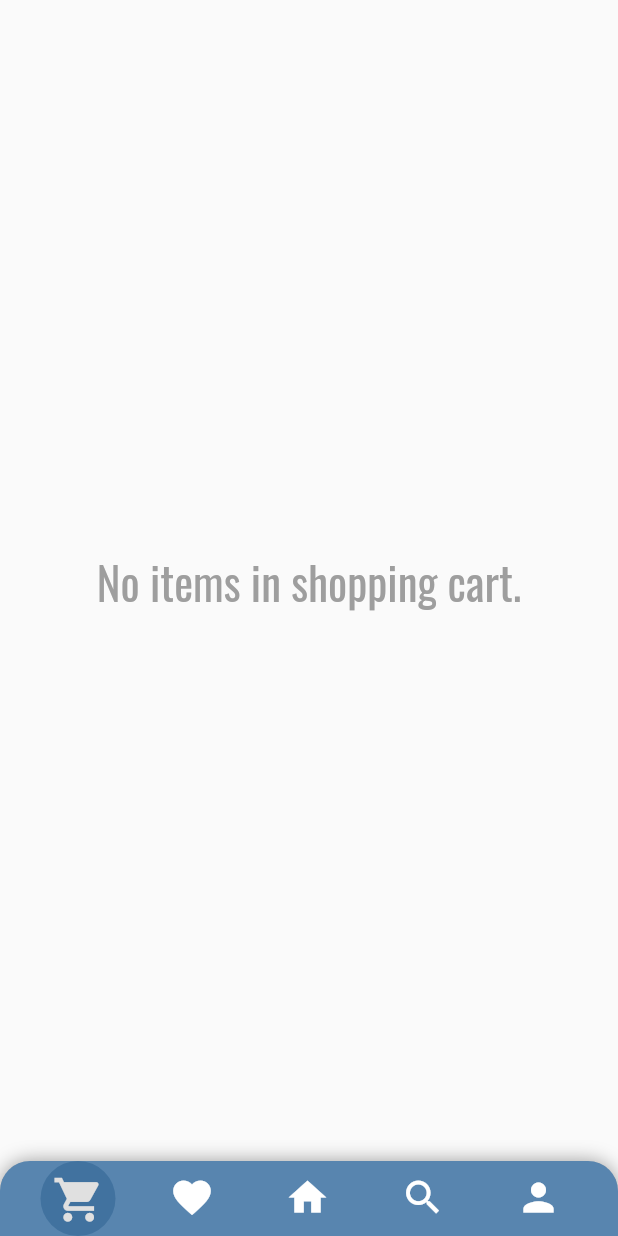
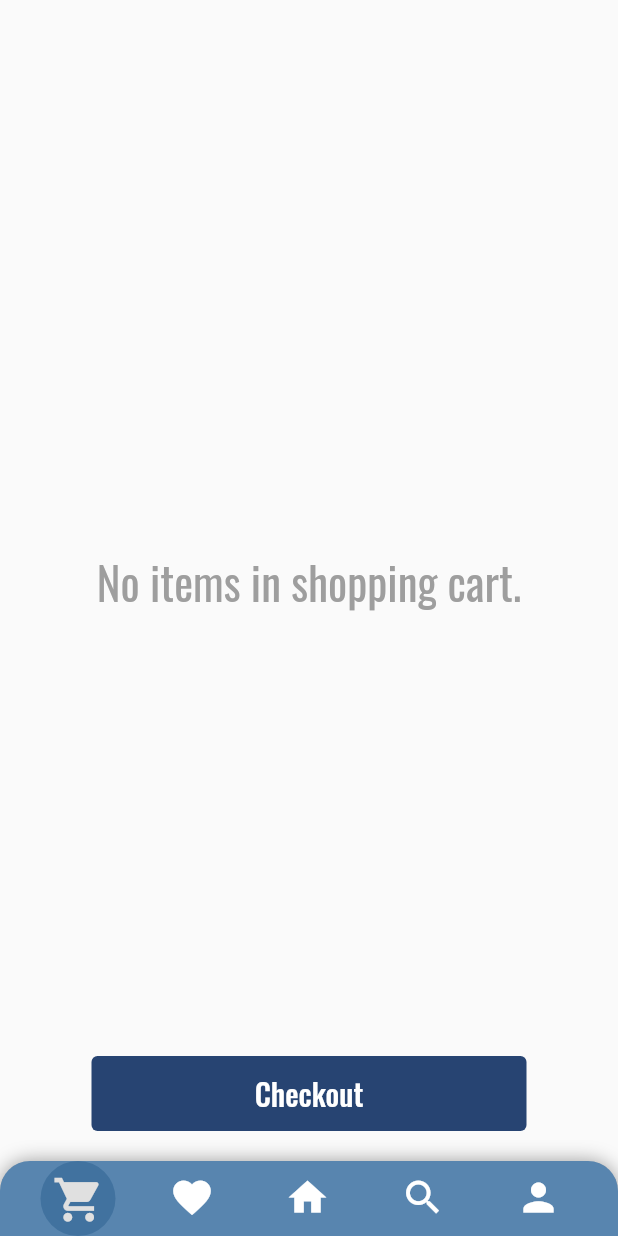
Before and after one commit to Isac-Pederson/fabrics, a Flutter app: the CheckoutScreen screen opened by its route, on a phone screen of 412 x 824 dp. Run offline on Flutter 3.47's test engine with Material 2 defaults, Android fonts, the phone set to English and light mode, and no system bars; our stand-ins replace flutter_bounceable, google_fonts, material_symbols_icons; network calls fail.

Commit message:
added firebase & started on cart screen

```diff
--- /dev/null
+++ b/lib/models/cart_list.dart
@@ -0,0 +1,3 @@
+import 'classes/item.dart';
+
+List<Item> shoppingCart = [];
--- a/lib/models/classes/item.dart
+++ b/lib/models/classes/item.dart
@@ -7,6 +7,7 @@ class Item {
   double price;
   Color color;
   bool isFavorite = false;
+  bool isInCart = false;
 
   Item({
     required this.color,
@@ -15,5 +16,6 @@ class Item {
     required this.url,
     required this.description,
     required this.isFavorite,
+    required this.isInCart,
   });
 }
--- a/lib/models/classes/item_list.dart
+++ b/lib/models/classes/item_list.dart
@@ -8,6 +8,7 @@ List<Item> items = [
     url: 'https://t.ly/xj2V6',
     description: 'High Performance Road Runners',
     isFavorite: false,
+    isInCart: false,
     color: Colors.blue[900]!,
     price: 129.99,
   ),
@@ -16,6 +17,7 @@ List<Item> items = [
     url: 'http://tiny.cc/vunavz',
     description: 'Light & Durable Trail Runners',
     isFavorite: false,
+    isInCart: false,
     color: Colors.yellow,
     price: 159.99,
   ),
@@ -24,6 +26,7 @@ List<Item> items = [
     url: 'http://tiny.cc/xunavz',
     description: 'Women\'s Classic Red Running Shorts',
     isFavorite: false,
+    isInCart: false,
     color: Colors.red,
     price: 34.99,
   ),
@@ -32,6 +35,7 @@ List<Item> items = [
     url: 'http://tiny.cc/yunavz',
     description: 'Men\'s Classic Blue Running Shorts',
     isFavorite: false,
+    isInCart: false,
     color: Colors.blue[900]!,
     price: 39.99,
   ),
@@ -40,6 +44,7 @@ List<Item> items = [
     url: 'http://tiny.cc/1vnavz',
     description: 'Moisture Wicking + Breathable Fabric Technology',
     isFavorite: false,
+    isInCart: false,
     color: Colors.grey,
     price: 39.99,
   ),
--- a/lib/screens/checkout_screen.dart
+++ b/lib/screens/checkout_screen.dart
@@ -1,6 +1,13 @@
+import 'package:fabrics/components/constants/colors.dart';
 import 'package:fabrics/components/widgets/bottom_app_bar/rounded_bottom_app_bar.dart';
+import 'package:fabrics/components/widgets/custom_button.dart';
 import 'package:flutter/material.dart';
 import 'package:google_fonts/google_fonts.dart';
+import 'package:provider/provider.dart';
+
+import '../components/widgets/item_tile.dart';
+import '../models/cart_list.dart';
+import '../models/provider/item_changes.dart';
 
 class CheckoutScreen extends StatelessWidget {
   static String id = 'checkoutScreen';
@@ -8,13 +15,86 @@ class CheckoutScreen extends StatelessWidget {
 
   @override
   Widget build(BuildContext context) {
-    return Scaffold(
-      bottomNavigationBar: const RoundedBottomAppBar(),
-      body: SafeArea(
-          child: Center(
-        child: Text('No items in shopping cart.',
-            style: GoogleFonts.oswald(color: Colors.grey, fontSize: 30)),
-      )),
-    );
+    if (shoppingCart.isEmpty) {
+      return Scaffold(
+        bottomNavigationBar: const RoundedBottomAppBar(),
+        body: SafeArea(
+          child: Column(
+            mainAxisAlignment: MainAxisAlignment.center,
+            children: [
+              Center(
+                child: Text('No items in shopping cart.',
+                    style:
+                        GoogleFonts.oswald(color: Colors.grey, fontSize: 30)),
+              ),
+            ],
+          ),
+        ),
+        bottomSheet: Row(
+          mainAxisAlignment: MainAxisAlignment.center,
+          children: [
+            SizedBox(
+              width: 350,
+              child: CustomButton(
+                text: 'Checkout',
+                color: kDarkBlue,
+                onPressed: () {},
+              ),
+            ),
+          ],
+        ),
+      );
+    } else {
+      return Scaffold(
+        bottomNavigationBar: const RoundedBottomAppBar(),
+        body: SafeArea(
+          child: ListView.builder(
+            itemBuilder: (context, index) {
+              return Padding(
+                padding: const EdgeInsets.all(16.0),
+                child: ItemTile(
+                  // first IconButton is completely hidden, workaround since you can't use the Visibility widget on this fella. Suppose I could change this to just be a generic widget and make this a Spacer but I've already went through the trouble of setting this up :/ .
+                  iconButton1: IconButton(
+                    splashColor: Colors.transparent,
+                    highlightColor: Colors.transparent,
+                    onPressed: () {},
+                    icon: const Icon(IconData(0)),
+                  ),
+                  index: index,
+                  list: shoppingCart,
+                  iconButton2: IconButton(
+                    onPressed: () {
+                      //remove from Icons list
+                      context.read<ItemChanges>().removeFromList(
+                          item: shoppingCart[index], list: shoppingCart);
+                    },
+                    icon: const Icon(
+                      Icons.delete,
+                      color: Colors.redAccent,
+                    ),
+                  ),
+                ),
+              );
+            },
+            itemCount: shoppingCart.length,
+          ),
+        ),
+        bottomSheet: Row(
+          mainAxisAlignment: MainAxisAlignment.center,
+          children: [
+            SizedBox(
+              width: 350,
+              child: CustomButton(
+                text: 'Checkout',
+                color: kDarkBlue,
+                onPressed: () {
+                  //proceed to payment - probs going to use package but idk yet :/
+                },
+              ),
+            ),
+          ],
+        ),
+      );
+    }
   }
 }
```
Also changed, not shown: lib/components/widgets/detailed_item.dart (+9 -1 lines), lib/components/widgets/item_tile.dart (added, +43 -0 lines), lib/models/provider/item_changes.dart (+12 -14 lines), lib/screens/favorite_screen.dart (+13 -24 lines), 3 other files.
